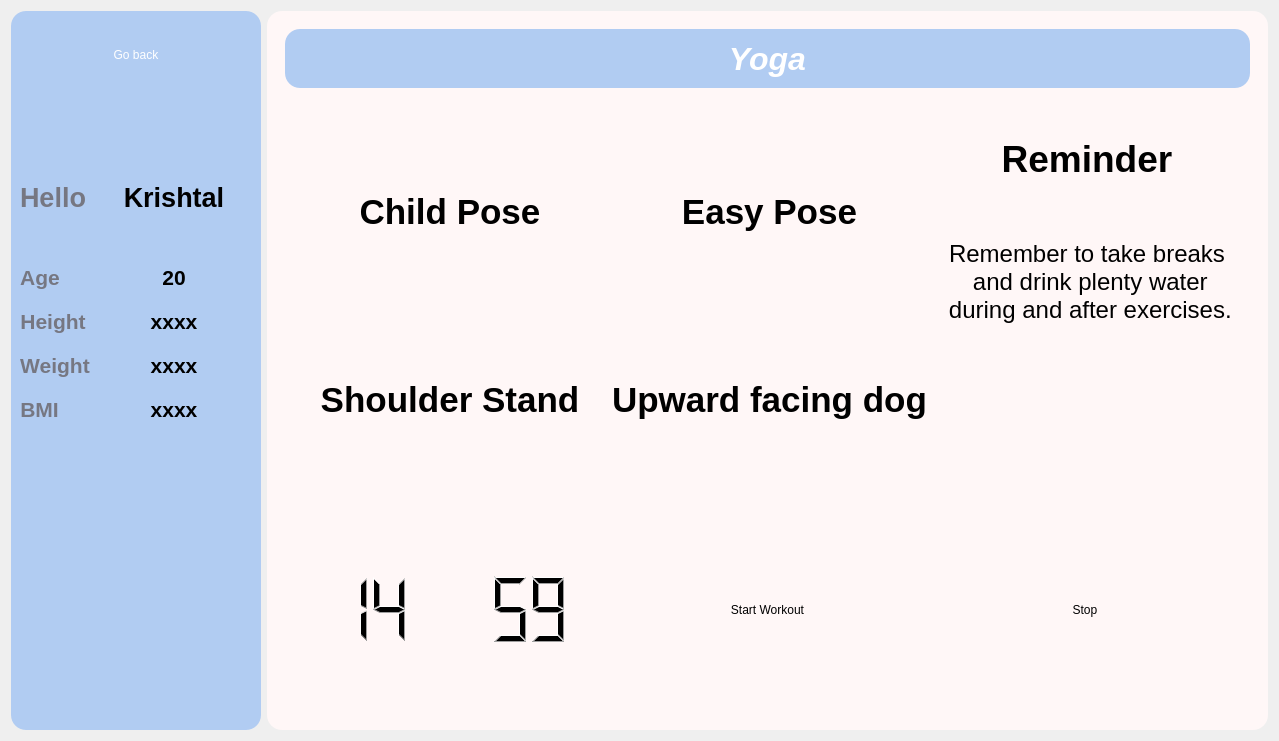
The window that yoga.ui (burr1to/kaizen) describes before a commit, drawn with Qt 5.
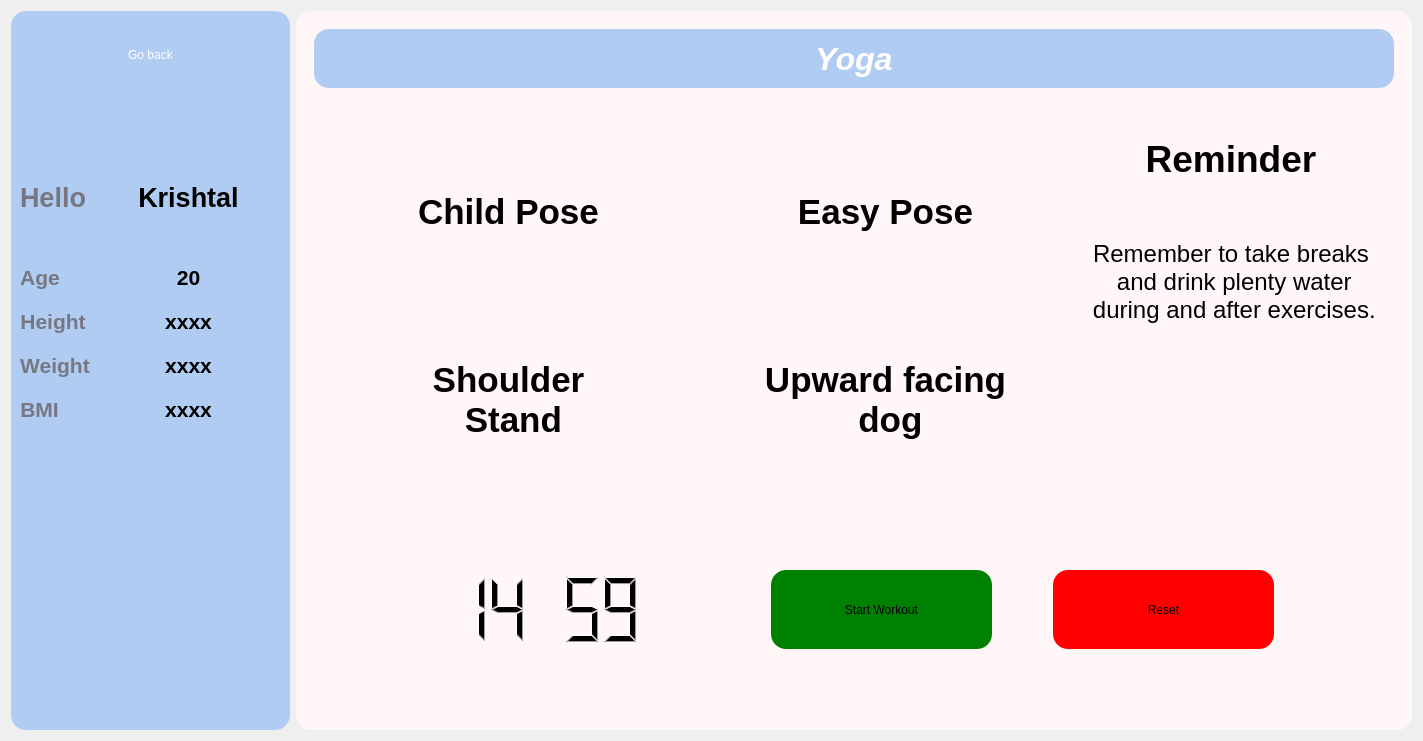
The same window after the commit. Icons and pictures are not drawn.

Patch:
```diff
--- a/yoga.ui
+++ b/yoga.ui
@@ -6,7 +6,7 @@
    <rect>
     <x>0</x>
     <y>0</y>
-    <width>1279</width>
+    <width>1423</width>
     <height>741</height>
    </rect>
   </property>
@@ -467,7 +467,8 @@
 color: #3d4653;}</string>
               </property>
               <property name="text">
-               <string>Shoulder Stand</string>
+               <string>Shoulder
+ Stand</string>
               </property>
              </widget>
             </item>
@@ -491,7 +492,8 @@
 color: #3d4653;}</string>
               </property>
               <property name="text">
-               <string>Upward facing dog</string>
+               <string>Upward facing
+ dog</string>
               </property>
              </widget>
             </item>
@@ -564,7 +566,20 @@
            <property name="frameShadow">
             <enum>QFrame::Raised</enum>
            </property>
-           <layout class="QHBoxLayout" name="horizontalLayout_3">
+           <layout class="QHBoxLayout" name="horizontalLayout_3" stretch="2,4,2,4,1,4,2">
+            <item>
+             <spacer name="verticalSpacer">
+              <property name="orientation">
+               <enum>Qt::Vertical</enum>
+              </property>
+              <property name="sizeHint" stdset="0">
+               <size>
+                <width>20</width>
+                <height>40</height>
+               </size>
+              </property>
+             </spacer>
+            </item>
             <item>
              <layout class="QHBoxLayout" name="horizontalLayout_4">
               <item>
@@ -589,6 +604,19 @@
               </item>
              </layout>
             </item>
+            <item>
+             <spacer name="verticalSpacer_2">
+              <property name="orientation">
+               <enum>Qt::Vertical</enum>
+              </property>
+              <property name="sizeHint" stdset="0">
+               <size>
+                <width>20</width>
+                <height>40</height>
+               </size>
+              </property>
+             </spacer>
+            </item>
             <item>
              <widget class="QPushButton" name="pushButton_start_workout">
               <property name="sizePolicy">
@@ -597,11 +625,27 @@
                 <verstretch>0</verstretch>
                </sizepolicy>
               </property>
+              <property name="styleSheet">
+               <string notr="true">background-color: green;</string>
+              </property>
               <property name="text">
                <string>Start Workout</string>
               </property>
              </widget>
             </item>
+            <item>
+             <spacer name="verticalSpacer_3">
+              <property name="orientation">
+               <enum>Qt::Vertical</enum>
+              </property>
+              <property name="sizeHint" stdset="0">
+               <size>
+                <width>20</width>
+                <height>40</height>
+               </size>
+              </property>
+             </spacer>
+            </item>
             <item>
              <widget class="QPushButton" name="pushButton_stop_timer">
               <property name="sizePolicy">
@@ -610,11 +654,27 @@
                 <verstretch>0</verstretch>
                </sizepolicy>
               </property>
+              <property name="styleSheet">
+               <string notr="true">background-color: red;</string>
+              </property>
               <property name="text">
-               <string>Stop</string>
+               <string>Reset</string>
               </property>
              </widget>
             </item>
+            <item>
+             <spacer name="verticalSpacer_4">
+              <property name="orientation">
+               <enum>Qt::Vertical</enum>
+              </property>
+              <property name="sizeHint" stdset="0">
+               <size>
+                <width>20</width>
+                <height>40</height>
+               </size>
+              </property>
+             </spacer>
+            </item>
            </layout>
           </widget>
          </item>
```
